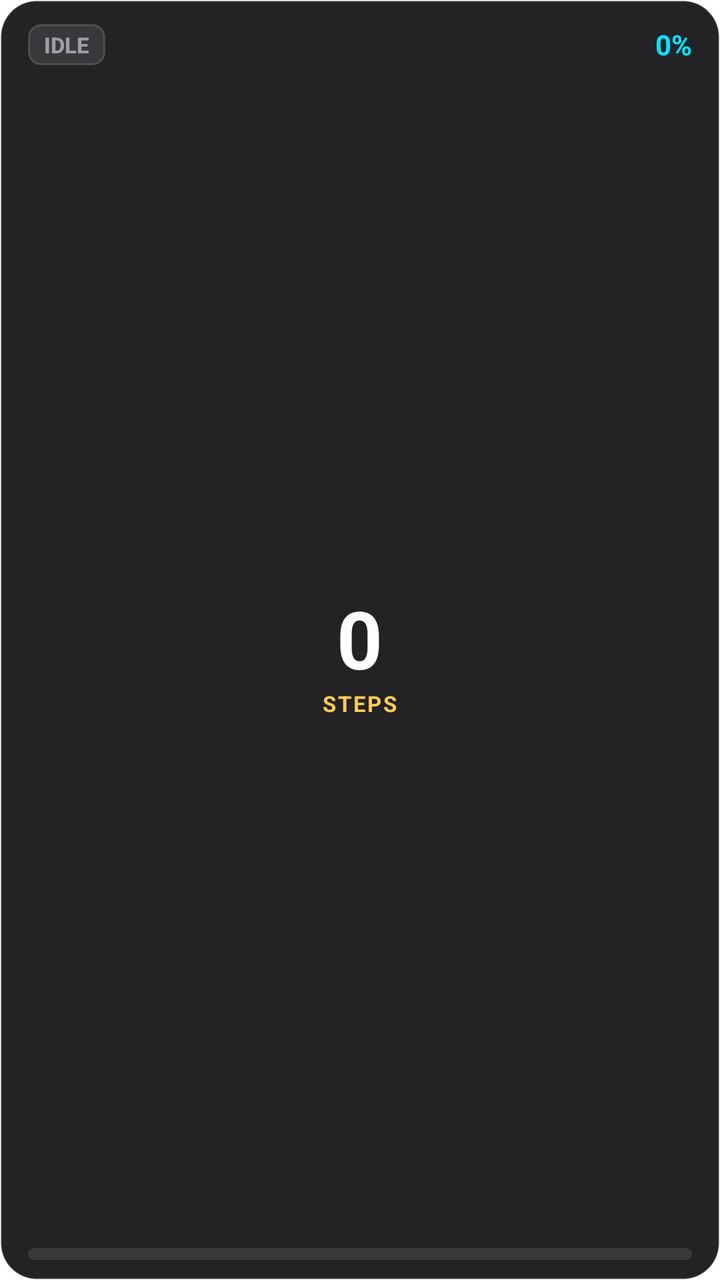
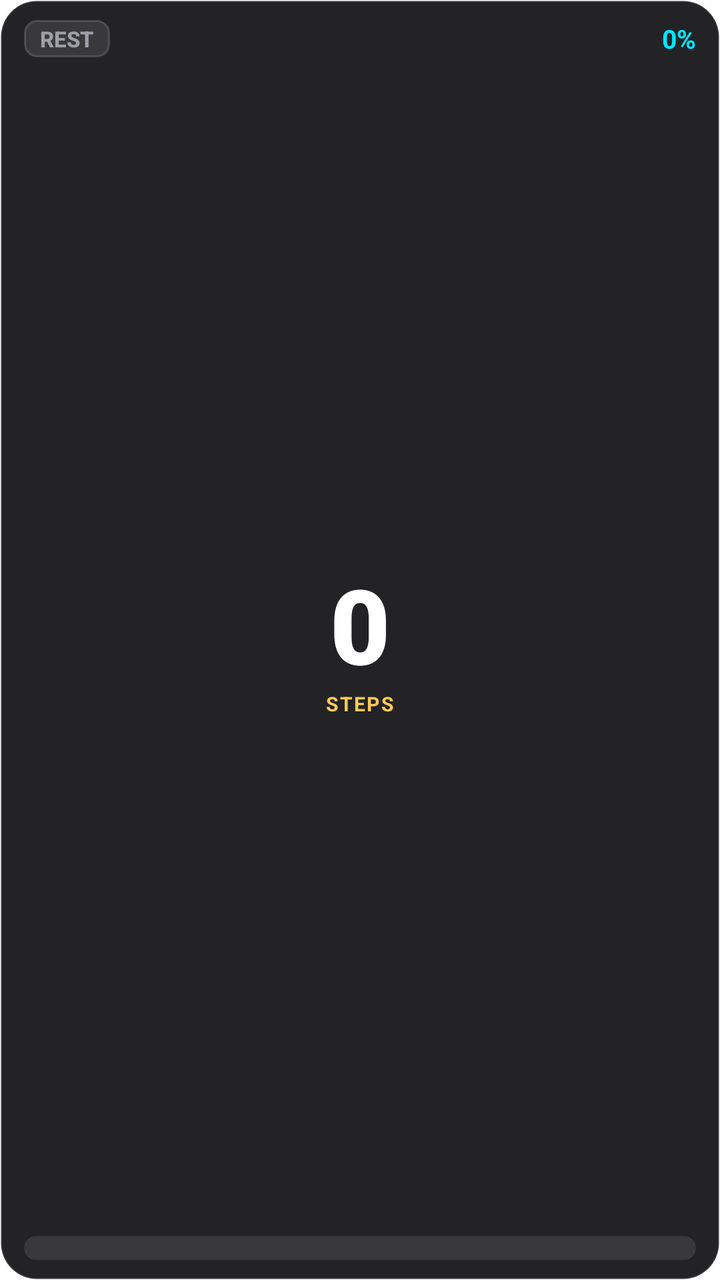

Compare the two renders of this Android layout. The source of the first and the diff that turns it into the second are given below.
<!-- AndroidManifest.xml: application theme Theme.MaterialComponents.DayNight.NoActionBar -->
<!-- res/layout/widget_step_compact.xml -->
<?xml version="1.0" encoding="utf-8"?>
<LinearLayout xmlns:android="http://schemas.android.com/apk/res/android"
    android:id="@+id/widgetCompactRoot"
    android:layout_width="match_parent"
    android:layout_height="match_parent"
    android:background="@drawable/widget_background"
    android:orientation="vertical"
    android:paddingStart="14dp"
    android:paddingTop="12dp"
    android:paddingEnd="14dp"
    android:paddingBottom="10dp">

    
    <LinearLayout
        android:layout_width="match_parent"
        android:layout_height="wrap_content"
        android:orientation="horizontal"
        android:gravity="center_vertical">

        <TextView
            android:id="@+id/widgetCompactPace"
            android:layout_width="wrap_content"
            android:layout_height="wrap_content"
            android:background="@drawable/widget_tier_bg"
            android:paddingStart="8dp"
            android:paddingTop="3dp"
            android:paddingEnd="8dp"
            android:paddingBottom="3dp"
            android:text="IDLE"
            android:textColor="#9E9EA7"
            android:textSize="11sp"
            android:fontFamily="sans-serif-medium"
            android:textStyle="bold" />

        <FrameLayout
            android:layout_width="0dp"
            android:layout_height="wrap_content"
            android:layout_weight="1" />

        <TextView
            android:id="@+id/widgetCompactPercent"
            android:layout_width="wrap_content"
            android:layout_height="wrap_content"
            android:text="0%"
            android:textColor="#00E5FF"
            android:textSize="14sp"
            android:fontFamily="sans-serif-rounded"
            android:textStyle="bold" />
    </LinearLayout>

    
    <FrameLayout
        android:layout_width="match_parent"
        android:layout_height="0dp"
        android:layout_weight="1" />

    
    <LinearLayout
        android:layout_width="match_parent"
        android:layout_height="wrap_content"
        android:orientation="vertical"
        android:gravity="center">

        <TextView
            android:id="@+id/widgetCompactSteps"
            android:layout_width="wrap_content"
            android:layout_height="wrap_content"
            android:text="0"
            android:textColor="#FFFFFF"
            android:textSize="40sp"
            android:fontFamily="sans-serif-rounded"
            android:textStyle="bold"
            android:includeFontPadding="false" />

        <TextView
            android:layout_width="wrap_content"
            android:layout_height="wrap_content"
            android:text="STEPS"
            android:textColor="#FECA57"
            android:textSize="11sp"
            android:fontFamily="sans-serif-rounded"
            android:textStyle="bold"
            android:letterSpacing="0.08" />
    </LinearLayout>

    
    <FrameLayout
        android:layout_width="match_parent"
        android:layout_height="0dp"
        android:layout_weight="1" />

    
    <ProgressBar
        android:id="@+id/widgetCompactProgressBar"
        style="?android:attr/progressBarStyleHorizontal"
        android:layout_width="match_parent"
        android:layout_height="6dp"
        android:max="100"
        android:progress="0"
        android:progressDrawable="@drawable/widget_progress_track" />

</LinearLayout>
<!-- resources referenced by this layout -->
<resources>
  <!-- drawable widget_background (drawable) -->
  <?xml version="1.0" encoding="utf-8"?>
  <shape xmlns:android="http://schemas.android.com/apk/res/android"
      android:shape="rectangle">
      <solid android:color="#F218181B" />
      <corners android:radius="18dp" />
      <stroke
          android:width="1dp"
          android:color="#1FFFFFFF" />
  </shape>
  <!-- drawable widget_progress_track (drawable) -->
  <?xml version="1.0" encoding="utf-8"?>
  <layer-list xmlns:android="http://schemas.android.com/apk/res/android">
      
      <item android:id="@android:id/background">
          <shape android:shape="rectangle">
              <corners android:radius="99dp" />
              <solid android:color="#1AFFFFFF" />
          </shape>
      </item>
      
      <item android:id="@android:id/progress">
          <clip>
              <shape android:shape="rectangle">
                  <corners android:radius="99dp" />
                  <solid android:color="#10B981" />
              </shape>
          </clip>
      </item>
  </layer-list>
  <!-- drawable widget_tier_bg (drawable) -->
  <?xml version="1.0" encoding="utf-8"?>
  <shape xmlns:android="http://schemas.android.com/apk/res/android"
      android:shape="rectangle">
      <solid android:color="#1AFFFFFF" />
      <corners android:radius="6dp" />
      <stroke
          android:width="1dp"
          android:color="#26FFFFFF" />
  </shape>
</resources>

<!-- the commit's change to res/layout/widget_step_compact.xml (unified diff, before → after) -->
@@ -5,9 +5,9 @@
     android:layout_height="match_parent"
     android:background="@drawable/widget_background"
     android:orientation="vertical"
-    android:paddingStart="14dp"
-    android:paddingTop="12dp"
-    android:paddingEnd="14dp"
+    android:paddingStart="12dp"
+    android:paddingTop="10dp"
+    android:paddingEnd="12dp"
     android:paddingBottom="10dp">
 
     
@@ -23,10 +23,10 @@
             android:layout_height="wrap_content"
             android:background="@drawable/widget_tier_bg"
             android:paddingStart="8dp"
-            android:paddingTop="3dp"
+            android:paddingTop="2dp"
             android:paddingEnd="8dp"
-            android:paddingBottom="3dp"
-            android:text="IDLE"
+            android:paddingBottom="2dp"
+            android:text="REST"
             android:textColor="#9E9EA7"
             android:textSize="11sp"
             android:fontFamily="sans-serif-medium"
@@ -43,21 +43,16 @@
             android:layout_height="wrap_content"
             android:text="0%"
             android:textColor="#00E5FF"
-            android:textSize="14sp"
+            android:textSize="13sp"
             android:fontFamily="sans-serif-rounded"
             android:textStyle="bold" />
     </LinearLayout>
 
     
-    <FrameLayout
+    <LinearLayout
         android:layout_width="match_parent"
         android:layout_height="0dp"
-        android:layout_weight="1" />
-
-    
-    <LinearLayout
-        android:layout_width="match_parent"
-        android:layout_height="wrap_content"
+        android:layout_weight="1"
         android:orientation="vertical"
         android:gravity="center">
 
@@ -67,8 +62,8 @@
             android:layout_height="wrap_content"
             android:text="0"
             android:textColor="#FFFFFF"
-            android:textSize="40sp"
-            android:fontFamily="sans-serif-rounded"
+            android:textSize="52sp"
+            android:fontFamily="sans-serif-black"
             android:textStyle="bold"
             android:includeFontPadding="false" />
 
@@ -77,24 +72,19 @@
             android:layout_height="wrap_content"
             android:text="STEPS"
             android:textColor="#FECA57"
-            android:textSize="11sp"
+            android:textSize="10sp"
             android:fontFamily="sans-serif-rounded"
             android:textStyle="bold"
             android:letterSpacing="0.08" />
     </LinearLayout>
 
     
-    <FrameLayout
-        android:layout_width="match_parent"
-        android:layout_height="0dp"
-        android:layout_weight="1" />
-
-    
     <ProgressBar
         android:id="@+id/widgetCompactProgressBar"
         style="?android:attr/progressBarStyleHorizontal"
         android:layout_width="match_parent"
-        android:layout_height="6dp"
+        android:layout_height="12dp"
+        android:layout_marginTop="4dp"
         android:max="100"
         android:progress="0"
         android:progressDrawable="@drawable/widget_progress_track" />
